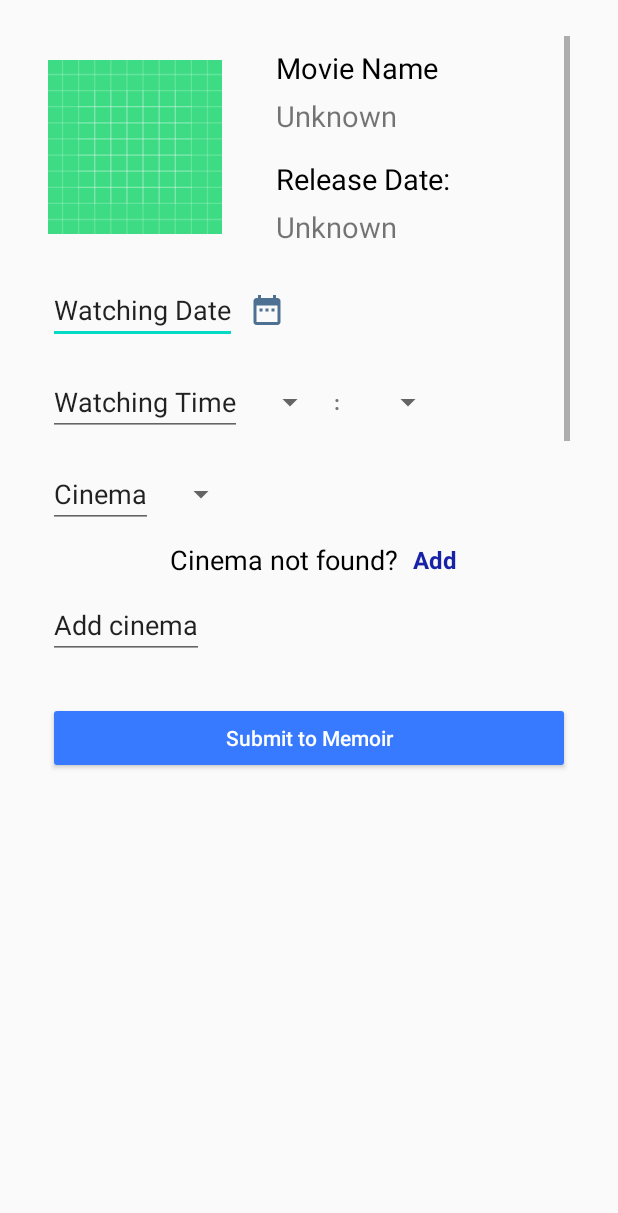
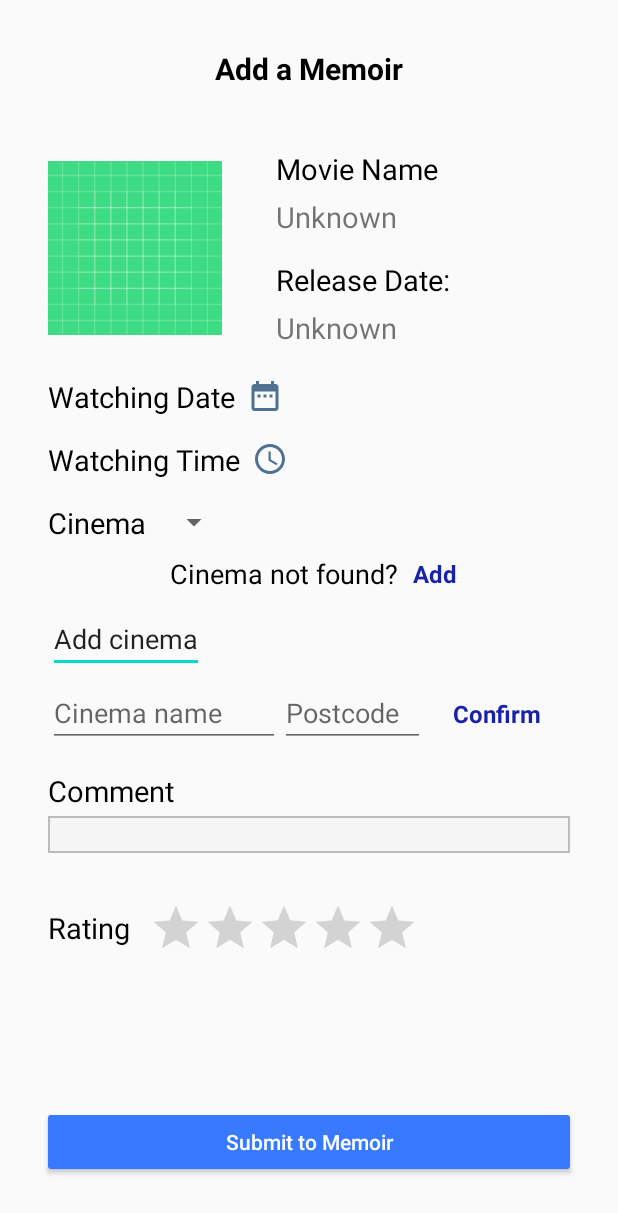
Before and after one commit to lingyuze1996/MyMovieMemoir, an Android app: the layout fragment_add_memoir.xml on its own in the app's theme, with its tools: preview values and no code run, on a phone screen of 412 x 824 dp. Shown: the top 1213 px of the screen. Run offline under Robolectric (Android 15) with nearby library versions, the phone set to English and light mode, and no system bars; network calls fail.

Commit message:
Some UI changes
Changes to Add memoir fragment:
Use constraint layout
Use TimePicker to replace two spinners

```diff
--- a/MyMovieMemoir/app/src/main/AndroidManifest.xml
+++ b/MyMovieMemoir/app/src/main/AndroidManifest.xml
@@ -1,7 +1,6 @@
 <?xml version="1.0" encoding="utf-8"?>
 <manifest xmlns:android="http://schemas.android.com/apk/res/android"
     package="ling.yuze.mymoviememoir">
-
     <!--
          The ACCESS_COARSE/FINE_LOCATION permissions are not required to use
          Google Maps Android API v2, but you must specify either coarse or fine
@@ -18,7 +17,7 @@
         android:supportsRtl="true"
         android:theme="@style/AppTheme"
         android:usesCleartextTraffic="true">
-
+        <activity android:name=".ui.TestActivity"></activity>
         <!--
              The API key for Google Maps-based APIs is defined as a string resource.
              (See the file "res/values/google_maps_api.xml").
--- a/MyMovieMemoir/app/src/main/java/ling/yuze/mymoviememoir/ui/login/SignUpActivity.java
+++ b/MyMovieMemoir/app/src/main/java/ling/yuze/mymoviememoir/ui/login/SignUpActivity.java
@@ -24,6 +24,7 @@ import android.widget.Toast;
 import ling.yuze.mymoviememoir.R;
 import ling.yuze.mymoviememoir.data.Credentials;
 import ling.yuze.mymoviememoir.data.Person;
+import ling.yuze.mymoviememoir.ui.TestActivity;
 import ling.yuze.mymoviememoir.utility.DateFormat;
 import ling.yuze.mymoviememoir.utility.Encryption;
 import ling.yuze.mymoviememoir.utility.JsonParser;
@@ -122,6 +123,10 @@ public class SignUpActivity extends AppCompatActivity implements View.OnTouchLis
     @Override
     public void onClick(View v) {
         switch (v.getId()) {
+            case R.id.buttontest:
+                Intent intent = new Intent(getBaseContext(), TestActivity.class);
+                startActivity(intent);
+
             case R.id.btSignUp:
 
                 // check whether the password entered twice matches
--- a/MyMovieMemoir/app/src/main/java/ling/yuze/mymoviememoir/ui/main/MainActivity.java
+++ b/MyMovieMemoir/app/src/main/java/ling/yuze/mymoviememoir/ui/main/MainActivity.java
@@ -28,6 +28,7 @@ import ling.yuze.mymoviememoir.ui.main.fragment.MapFragment;
 import ling.yuze.mymoviememoir.ui.main.fragment.MovieMemoirFragment;
 import ling.yuze.mymoviememoir.ui.main.fragment.MovieSearchFragment;
 import ling.yuze.mymoviememoir.ui.main.fragment.ReportFragment;
+import ling.yuze.mymoviememoir.ui.main.fragment.SettingsFragment;
 import ling.yuze.mymoviememoir.ui.main.fragment.WatchlistFragment;
 
 public class MainActivity extends AppCompatActivity implements NavigationView.OnNavigationItemSelectedListener {
@@ -117,6 +118,9 @@ public class MainActivity extends AppCompatActivity implements NavigationView.On
             case R.id.menu_item_movie_memoir:
                 replaceFragment(new MovieMemoirFragment());
                 break;
+            case R.id.menu_item_settings:
+                replaceFragment(new SettingsFragment());
+                break;
         }
         return true;
     }
--- /dev/null
+++ b/MyMovieMemoir/app/src/main/res/drawable/ic_time_range.xml
@@ -0,0 +1,5 @@
+<vector android:height="24dp" android:tint="#4E7092"
+    android:viewportHeight="24.0" android:viewportWidth="24.0"
+    android:width="24dp" xmlns:android="http://schemas.android.com/apk/res/android">
+    <path android:fillColor="#FF000000" android:pathData="M11.99,2C6.47,2 2,6.48 2,12s4.47,10 9.99,10C17.52,22 22,17.52 22,12S17.52,2 11.99,2zM12,20c-4.42,0 -8,-3.58 -8,-8s3.58,-8 8,-8 8,3.58 8,8 -3.58,8 -8,8zM12.5,7H11v6l5.25,3.15 0.75,-1.23 -4.5,-2.67z"/>
+</vector>
--- a/MyMovieMemoir/app/src/main/res/layout/content_main.xml
+++ b/MyMovieMemoir/app/src/main/res/layout/content_main.xml
@@ -9,7 +9,8 @@
     app:layout_behavior="@string/appbar_scrolling_view_behavior"
     tools:showIn="@layout/app_bar_main" >
 
-    <FrameLayout android:layout_height="wrap_content"
+    <FrameLayout
+        android:layout_height="match_parent"
         android:layout_width="match_parent"
         android:orientation="vertical"
         android:id="@+id/content_frame"/>
--- a/MyMovieMemoir/app/src/main/res/layout/fragment_add_memoir.xml
+++ b/MyMovieMemoir/app/src/main/res/layout/fragment_add_memoir.xml
@@ -1,19 +1,22 @@
 <?xml version="1.0" encoding="utf-8"?>
-<RelativeLayout xmlns:android="http://schemas.android.com/apk/res/android"
+<androidx.constraintlayout.widget.ConstraintLayout
+    xmlns:android="http://schemas.android.com/apk/res/android"
     xmlns:app="http://schemas.android.com/apk/res-auto"
     xmlns:tools="http://schemas.android.com/tools"
     android:layout_width="match_parent"
-    android:layout_height="match_parent"
-    android:orientation="vertical">
+    android:layout_height="match_parent">
 
     <ScrollView
         android:id="@+id/scrollAddMemoir"
-        android:layout_width="match_parent"
-        android:layout_height="420dp"
-        android:layout_marginTop="24dp"
+        android:layout_width="0dp"
+        android:layout_height="0dp"
+        android:layout_marginLeft="32dp"
+        android:layout_marginRight="32dp"
         android:layout_marginBottom="24dp"
-        android:layout_marginLeft="32dp"
-        android:layout_marginRight="32dp">
+        app:layout_constraintBottom_toTopOf="@+id/btAddSubmit"
+        app:layout_constraintEnd_toEndOf="parent"
+        app:layout_constraintStart_toStartOf="parent"
+        app:layout_constraintTop_toBottomOf="@id/tv_add_memoir">
 
         <LinearLayout
             android:id="@+id/linearLayoutAddToMemoir"
@@ -40,8 +43,8 @@
                     android:layout_height="wrap_content"
                     android:layout_marginLeft="16dp"
                     android:layout_weight="0.5"
-                    android:paddingLeft="20dp"
-                    android:orientation="vertical">
+                    android:orientation="vertical"
+                    android:paddingLeft="20dp">
 
                     <TextView
                         android:id="@+id/tv_add_name_heading"
@@ -86,7 +89,8 @@
 
                 <TextView
                     android:id="@+id/tv_add_watching_date"
-                    style="@style/Widget.AppCompat.EditText"
+                    android:textSize="19dp"
+                    android:textColor="#000000"
                     android:layout_width="wrap_content"
                     android:layout_height="wrap_content"
                     android:layout_gravity="center"
@@ -118,38 +122,30 @@
 
                 <TextView
                     android:id="@+id/tv_add_watching_time"
-                    style="@style/Widget.AppCompat.EditText"
+                    android:textSize="19dp"
+                    android:textColor="#000000"
+                    android:layout_width="wrap_content"
+                    android:layout_height="wrap_content"
+                    android:text="@string/watching_time" />
+
+                <ImageView
+                    android:id="@+id/imageWatchingTime"
                     android:layout_width="wrap_content"
                     android:layout_height="wrap_content"
                     android:layout_gravity="center"
-                    android:text="@string/watching_time" />
-
-                <androidx.appcompat.widget.AppCompatSpinner
-                    android:id="@+id/spinner_add_hour"
-                    android:layout_width="wrap_content"
-                    android:layout_height="wrap_content"
-                    android:layout_gravity="center"
-                    android:dropDownWidth="45dp"
-                    android:layout_marginLeft="8dp" />
-
-                <TextView
-                    android:layout_width="wrap_content"
-                    android:layout_height="wrap_content"
-                    android:layout_marginLeft="2dp"
-                    android:layout_marginRight="16dp"
-                    android:layout_gravity="center"
-                    android:textStyle="bold"
-                    android:text=" : "/>
-
-                <androidx.appcompat.widget.AppCompatSpinner
-                    android:id="@+id/spinner_add_minute"
-                    android:layout_width="wrap_content"
-                    android:layout_height="wrap_content"
-                    android:layout_gravity="center"
-                    android:dropDownWidth="45dp"
-                    android:layout_marginLeft="2dp" />
+                    android:layout_marginLeft="8dp"
+                    app:srcCompat="@drawable/ic_time_range" />
 
             </LinearLayout>
+
+            <TimePicker
+                android:id="@+id/time_picker"
+                android:layout_width="wrap_content"
+                android:layout_height="wrap_content"
+                android:scaleX="1"
+                android:scaleY="1"
+                android:timePickerMode="spinner"
+                tools:visibility="gone"/>
 
             <LinearLayout
                 android:layout_width="match_parent"
@@ -159,10 +155,10 @@
 
                 <TextView
                     android:id="@+id/tv_add_cinema"
-                    style="@style/Widget.AppCompat.EditText"
+                    android:textSize="19dp"
+                    android:textColor="#000000"
                     android:layout_width="wrap_content"
                     android:layout_height="wrap_content"
-                    android:layout_gravity="center"
                     android:text="@string/cinema" />
 
                 <androidx.appcompat.widget.AppCompatSpinner
@@ -170,35 +166,36 @@
                     android:layout_width="wrap_content"
                     android:layout_height="wrap_content"
                     android:layout_gravity="center"
-                    android:dropDownWidth="200dp"
-                    android:layout_marginLeft="8dp" />
+                    android:layout_marginLeft="8dp"
+                    android:dropDownWidth="200dp" />
             </LinearLayout>
 
             <LinearLayout
                 android:layout_width="match_parent"
+                android:layout_height="wrap_content"
                 android:layout_marginTop="8dp"
-                android:gravity="center"
-                android:layout_height="wrap_content">
+                android:gravity="center">
+
                 <TextView
                     android:layout_width="wrap_content"
                     android:layout_height="wrap_content"
+                    android:layout_gravity="center"
+                    android:layout_marginLeft="8dp"
                     android:text="@string/cinema_not_found"
-                    android:layout_marginLeft="8dp"
-                    android:textSize="18dp"
                     android:textColor="#000000"
-                    android:layout_gravity="center"/>
+                    android:textSize="18dp" />
 
                 <TextView
                     android:id="@+id/tv_supplement_cinema"
                     android:layout_width="wrap_content"
                     android:layout_height="wrap_content"
+                    android:layout_gravity="center"
+                    android:layout_marginLeft="8dp"
                     android:padding="2dp"
                     android:text="@string/add"
-                    android:textStyle="bold"
-                    android:layout_marginLeft="8dp"
+                    android:textColor="#1822A7"
                     android:textSize="16dp"
-                    android:layout_gravity="center"
-                    android:textColor="#1822A7"/>
+                    android:textStyle="bold" />
             </LinearLayout>
 
             <TextView
@@ -214,38 +211,40 @@
                 android:id="@+id/linearLayoutAddCinema"
                 android:layout_width="match_parent"
                 android:layout_height="wrap_content">
+
                 <EditText
                     android:id="@+id/etAddCinemaName"
                     android:layout_width="match_parent"
                     android:layout_height="wrap_content"
                     android:layout_weight="1"
-                    android:inputType="textMultiLine"
-                    android:hint="@string/cinema_name"/>
+                    android:hint="@string/cinema_name"
+                    android:inputType="textMultiLine" />
 
                 <EditText
                     android:id="@+id/etAddCinemaPostcode"
                     android:layout_width="match_parent"
                     android:layout_height="wrap_content"
                     android:layout_weight="1.3"
-                    android:inputType="number"
-                    android:hint="@string/register_postcode"/>
+                    android:hint="@string/register_postcode"
+                    android:inputType="number" />
 
                 <TextView
                     android:id="@+id/tv_supplement_cinema_confirm"
                     android:layout_width="match_parent"
                     android:layout_height="wrap_content"
                     android:layout_weight="1.3"
+                    android:gravity="center"
                     android:padding="2dp"
                     android:text="@string/confirm"
-                    android:textStyle="bold"
+                    android:textColor="#1822A7"
                     android:textSize="16dp"
-                    android:gravity="center"
-                    android:textColor="#1822A7"/>
+                    android:textStyle="bold" />
             </LinearLayout>
 
             <TextView
                 android:id="@+id/tv_add_comment"
-                style="@style/Widget.AppCompat.EditText"
+                android:textSize="19dp"
+                android:textColor="#000000"
                 android:layout_width="wrap_content"
                 android:layout_height="wrap_content"
                 android:layout_marginTop="16dp"
@@ -257,6 +256,7 @@
                 android:layout_width="match_parent"
                 android:layout_height="wrap_content"
                 android:layout_marginBottom="16dp"
+                android:background="@drawable/text_background"
                 android:inputType="textMultiLine" />
 
             <LinearLayout
@@ -267,7 +267,8 @@
 
                 <TextView
                     android:id="@+id/tv_add_rating"
-                    style="@style/Widget.AppCompat.EditText"
+                    android:textSize="19dp"
+                    android:textColor="#000000"
                     android:layout_width="wrap_content"
                     android:layout_height="wrap_content"
                     android:layout_gravity="center"
@@ -275,8 +276,8 @@
 
                 <androidx.appcompat.widget.AppCompatRatingBar
                     android:id="@+id/ratingBar_add"
+                    style="@style/Widget.AppCompat.RatingBar.Indicator"
                     android:layout_width="wrap_content"
-                    style="@style/Widget.AppCompat.RatingBar.Indicator"
                     android:layout_height="wrap_content"
                     android:layout_gravity="center"
                     android:layout_marginLeft="8dp"
@@ -288,15 +289,33 @@
 
     <Button
         android:id="@+id/btAddSubmit"
-        android:layout_width="match_parent"
+        android:layout_width="0dp"
         android:layout_height="wrap_content"
-        android:layout_marginStart="32dp"
-        android:layout_marginEnd="32dp"
+        android:layout_marginStart="28dp"
+        android:layout_marginEnd="28dp"
         android:backgroundTint="#377AFF"
         android:text="@string/submit_to_memoir"
         android:textAllCaps="false"
         android:textColor="#FFFFFF"
-        android:layout_below="@id/scrollAddMemoir"/>
+        app:layout_constraintStart_toStartOf="parent"
+        app:layout_constraintEnd_toEndOf="parent"
+        app:layout_constraintBottom_toBottomOf="parent"
+        app:layout_constraintTop_toTopOf="parent"
+        app:layout_constraintVertical_bias="0.95"/>
 
+    <TextView
+        android:id="@+id/tv_add_memoir"
+        android:layout_width="wrap_content"
+        android:layout_height="wrap_content"
+        android:padding="32dp"
+        android:text="@string/add_memoir"
+        android:textColor="#000000"
+        android:textSize="20dp"
+        android:textStyle="bold"
+        app:layout_constraintBottom_toTopOf="@+id/btAddSubmit"
+        app:layout_constraintEnd_toEndOf="parent"
+        app:layout_constraintStart_toStartOf="parent"
+        app:layout_constraintTop_toTopOf="parent"
+        app:layout_constraintVertical_bias="0" />
 
-</RelativeLayout>
+</androidx.constraintlayout.widget.ConstraintLayout>
--- a/MyMovieMemoir/app/src/main/res/values/strings.xml
+++ b/MyMovieMemoir/app/src/main/res/values/strings.xml
@@ -100,7 +100,7 @@
     <string name="country_heading">"Country: "</string>
     <string name="release_heading">"Release Date: "</string>
     <string name="overview_heading">"Synopsis: "</string>
-    <string name="rating_heading">"Rating: "</string>
+    <string name="rating_heading">"Rating "</string>
     <string name="tweets_heading">"Recent Tweets: "</string>
     <string name="watching_date">Watching Date</string>
     <string name="watching_time">Watching Time</string>
@@ -128,4 +128,5 @@
     <string name="tv_forget">Forget login details?</string>
     <string name="get_help">Get help.</string>
     <string name="create_account">Create An Account</string>
+    <string name="add_memoir">Add a Memoir</string>
 </resources>
```
Also changed, not shown: MyMovieMemoir/app/src/main/java/ling/yuze/mymoviememoir/ui/TestActivity.java (added, +16 -0 lines), MyMovieMemoir/app/src/main/java/ling/yuze/mymoviememoir/ui/main/fragment/AddMemoirFragment.java (+17 -21 lines), MyMovieMemoir/app/src/main/java/ling/yuze/mymoviememoir/ui/main/fragment/SettingsFragment.java (added, +42 -0 lines), MyMovieMemoir/app/src/main/res/layout/activity_sign_up.xml (+13 -4 lines), MyMovieMemoir/app/src/main/res/layout/fragment_settings.xml (added, +9 -0 lines).
